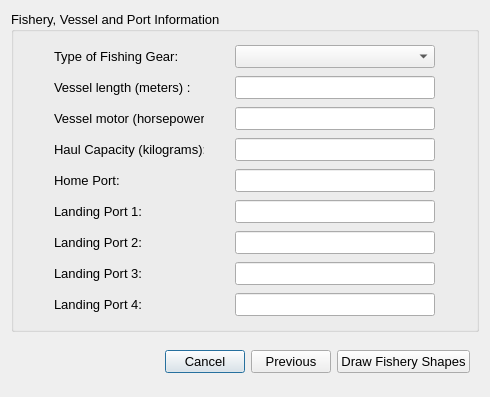
Before: the Qt Designer form cobi_loreto/Interview/fishery.ui in Ecotrust/openoceanmap-desktop, drawn with Qt 5.
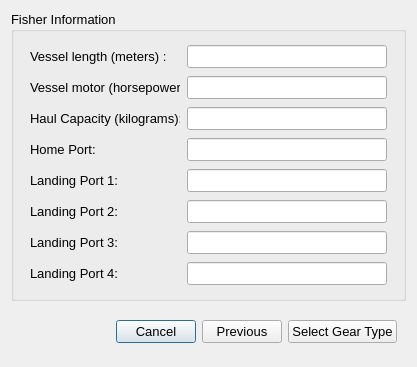
After: the same form once the commit is applied.

Diff of the .ui file:
```diff
--- a/cobi_loreto/Interview/fishery.ui
+++ b/cobi_loreto/Interview/fishery.ui
@@ -6,8 +6,8 @@
    <rect>
     <x>0</x>
     <y>0</y>
-    <width>490</width>
-    <height>397</height>
+    <width>417</width>
+    <height>367</height>
    </rect>
   </property>
   <property name="windowTitle" >
@@ -24,112 +24,12 @@
         </font>
        </property>
        <property name="title" >
-        <string>Fishery, Vessel and Port Information</string>
+        <string>Fisher Information</string>
        </property>
        <layout class="QVBoxLayout" >
         <property name="spacing" >
          <number>0</number>
         </property>
-        <item>
-         <widget class="QWidget" native="1" name="home_port_5" >
-          <property name="font" >
-           <font>
-            <pointsize>10</pointsize>
-           </font>
-          </property>
-          <layout class="QHBoxLayout" >
-           <property name="spacing" >
-            <number>4</number>
-           </property>
-           <property name="leftMargin" >
-            <number>4</number>
-           </property>
-           <property name="topMargin" >
-            <number>4</number>
-           </property>
-           <property name="rightMargin" >
-            <number>4</number>
-           </property>
-           <property name="bottomMargin" >
-            <number>4</number>
-           </property>
-           <item>
-            <widget class="QLabel" name="gear_text" >
-             <property name="minimumSize" >
-              <size>
-               <width>150</width>
-               <height>0</height>
-              </size>
-             </property>
-             <property name="maximumSize" >
-              <size>
-               <width>150</width>
-               <height>16777215</height>
-              </size>
-             </property>
-             <property name="font" >
-              <font>
-               <pointsize>10</pointsize>
-              </font>
-             </property>
-             <property name="text" >
-              <string>Type of Fishing Gear:</string>
-             </property>
-            </widget>
-           </item>
-           <item>
-            <widget class="QComboBox" name="gear_comboBox" >
-             <property name="maximumSize" >
-              <size>
-               <width>200</width>
-               <height>16777215</height>
-              </size>
-             </property>
-             <item>
-              <property name="text" >
-               <string/>
-              </property>
-             </item>
-             <item>
-              <property name="text" >
-               <string>Hook and Line</string>
-              </property>
-             </item>
-             <item>
-              <property name="text" >
-               <string>Gillnets</string>
-              </property>
-             </item>
-             <item>
-              <property name="text" >
-               <string>Hooka (compressor)</string>
-              </property>
-             </item>
-             <item>
-              <property name="text" >
-               <string>Traps</string>
-              </property>
-             </item>
-             <item>
-              <property name="text" >
-               <string>Trawling</string>
-              </property>
-             </item>
-             <item>
-              <property name="text" >
-               <string>Purse Seine</string>
-              </property>
-             </item>
-             <item>
-              <property name="text" >
-               <string>Other</string>
-              </property>
-             </item>
-            </widget>
-           </item>
-          </layout>
-         </widget>
-        </item>
         <item>
          <widget class="QWidget" native="1" name="vessel_length" >
           <property name="font" >
@@ -795,14 +695,14 @@
        </widget>
       </item>
       <item>
-       <widget class="QPushButton" name="pbnSelectFishery" >
+       <widget class="QPushButton" name="pbnSelectGear" >
         <property name="font" >
          <font>
           <pointsize>10</pointsize>
          </font>
         </property>
         <property name="text" >
-         <string>Draw Fishery Shapes</string>
+         <string>Select Gear Type</string>
         </property>
        </widget>
       </item>
```
